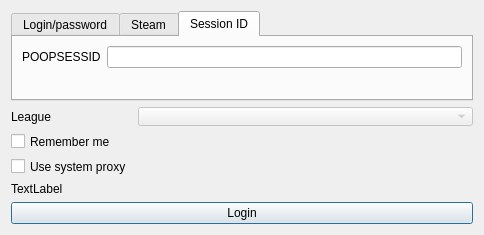
Qt form forms/logindialog.ui (xyzz/acquisition) before a commit.
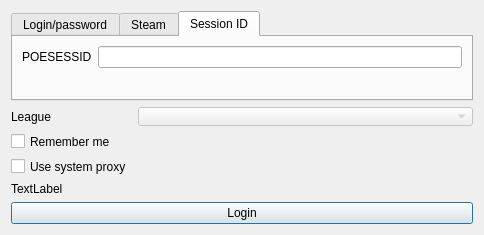
The same form after that commit. The open tabs and pages were chosen to show the change.

Patch:
```diff
--- a/forms/logindialog.ui
+++ b/forms/logindialog.ui
@@ -111,7 +111,7 @@
             </size>
            </property>
            <property name="text">
-            <string>POOPSESSID</string>
+            <string>POESESSID</string>
            </property>
           </widget>
          </item>
```
